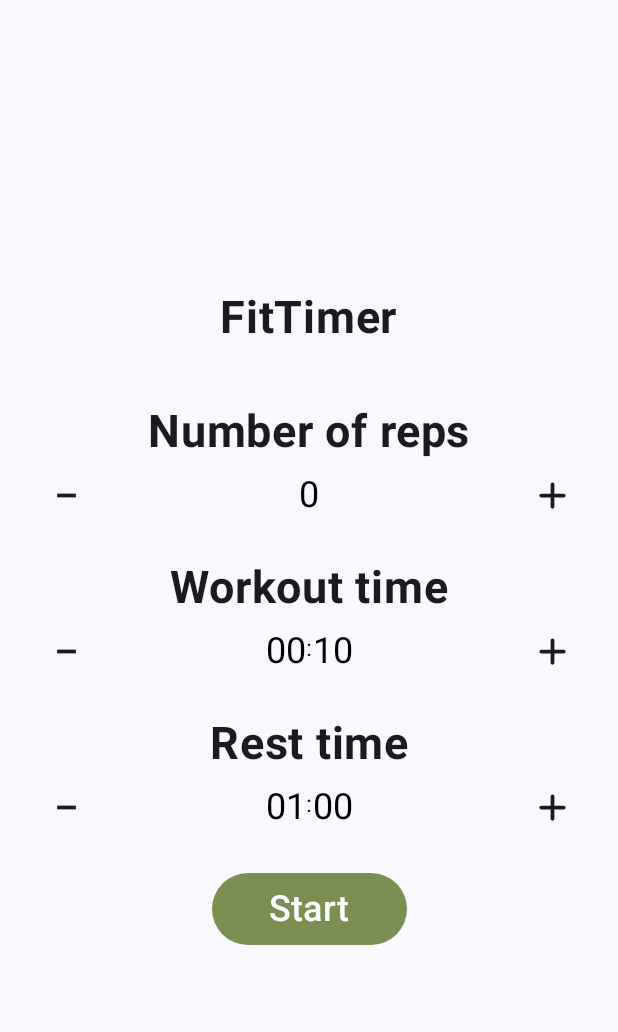
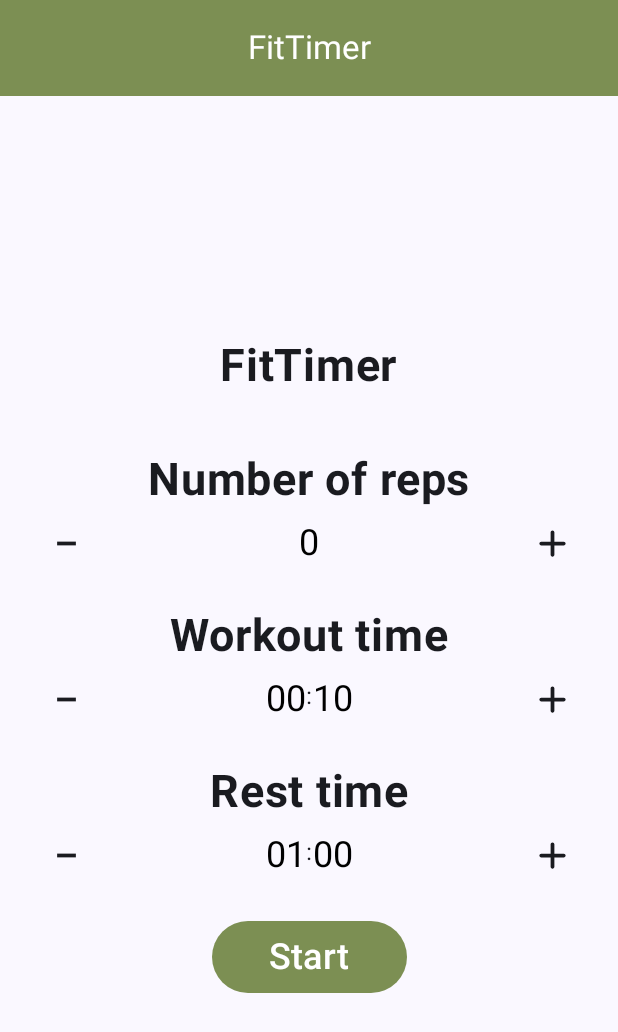
Before and after one commit to lhahut96/fittimer, an Android app built with Jetpack Compose: the screen it shows after launch (MainActivity), after a tap on "Start", on a phone screen of 412 x 824 dp. Shown: the top 1032 px of the screen. Run offline under Robolectric (Android 15) with nearby library versions, the phone set to English and light mode, and no system bars.

Commit message:
Create second screen, implement sound playinng when start

```diff
--- a/app/build.gradle.kts
+++ b/app/build.gradle.kts
@@ -60,6 +60,7 @@ dependencies {
     implementation(libs.androidx.ui.tooling.preview)
     implementation(libs.androidx.material3)
     implementation(libs.androidx.lifecycle.viewmodel.compose)
+    implementation(libs.androidx.navigation.compose)
     testImplementation(libs.junit)
     androidTestImplementation(libs.androidx.junit)
     androidTestImplementation(libs.androidx.espresso.core)
--- /dev/null
+++ b/app/src/main/java/com/example/kotlinproject/FitTimerScreen.kt
@@ -0,0 +1,129 @@
+package com.example.kotlinproject
+
+import android.media.MediaPlayer
+import androidx.annotation.StringRes
+import androidx.compose.animation.AnimatedContentTransitionScope
+import androidx.compose.animation.core.tween
+import androidx.compose.foundation.layout.fillMaxSize
+import androidx.compose.foundation.layout.padding
+import androidx.compose.material.icons.Icons
+import androidx.compose.material.icons.automirrored.filled.ArrowBack
+import androidx.compose.material3.CenterAlignedTopAppBar
+import androidx.compose.material3.ExperimentalMaterial3Api
+import androidx.compose.material3.Icon
+import androidx.compose.material3.IconButton
+import androidx.compose.material3.Scaffold
+import androidx.compose.material3.Text
+import androidx.compose.material3.TopAppBarDefaults
+import androidx.compose.runtime.Composable
+import androidx.compose.runtime.getValue
+import androidx.compose.runtime.rememberCoroutineScope
+import androidx.compose.ui.Modifier
+import androidx.compose.ui.graphics.Color
+import androidx.compose.ui.platform.LocalContext
+import androidx.compose.ui.res.colorResource
+import androidx.compose.ui.res.stringResource
+import androidx.lifecycle.viewmodel.compose.viewModel
+import androidx.navigation.NavHostController
+import androidx.navigation.compose.NavHost
+import androidx.navigation.compose.composable
+import androidx.navigation.compose.currentBackStackEntryAsState
+import androidx.navigation.compose.rememberNavController
+import com.example.kotlinproject.ui.FitTimerViewModel
+import com.example.kotlinproject.ui.ProgressingScreen
+import com.example.kotlinproject.ui.StartScreen
+import kotlinx.coroutines.delay
+import kotlinx.coroutines.launch
+
+enum class FitTimerScreen(@StringRes val screenName: Int) {
+    Start(R.string.fittimer), Progressing(R.string.workout)
+}
+
+@Composable
+@OptIn(ExperimentalMaterial3Api::class)
+fun FitTimerAppBar(
+    currentScreen: FitTimerScreen,
+    canNavigateBack: Boolean,
+    navigateUp: () -> Unit,
+) {
+    CenterAlignedTopAppBar(
+        title = { Text((stringResource(currentScreen.screenName))) },
+        colors = TopAppBarDefaults.mediumTopAppBarColors(
+            containerColor = colorResource(id = R.color.primary),
+            titleContentColor = Color.White,
+            navigationIconContentColor = Color.White
+        ),
+        navigationIcon = {
+            if (canNavigateBack) {
+                IconButton(onClick = navigateUp) {
+                    Icon(
+                        imageVector = Icons.AutoMirrored.Filled.ArrowBack,
+                        contentDescription = "Back Button"
+                    )
+                }
+            }
+        }
+    )
+}
+
+@Composable
+fun FitTimerApp(
+    viewModel: FitTimerViewModel = viewModel(),
+    navController: NavHostController = rememberNavController()
+) {
+    val scope = rememberCoroutineScope()
+    val backStackEntry by navController.currentBackStackEntryAsState()
+    val startMediaPlayer = MediaPlayer.create(LocalContext.current, R.raw.start)
+    val currentScreen =
+        FitTimerScreen.valueOf(backStackEntry?.destination?.route ?: FitTimerScreen.Start.name)
+    Scaffold(topBar = {
+        FitTimerAppBar(currentScreen,
+            canNavigateBack = navController.previousBackStackEntry != null,
+            navigateUp = { navController.navigateUp() })
+    }) { innerPadding ->
+        NavHost(
+            navController = navController,
+            enterTransition = {
+                slideIntoContainer(
+                    AnimatedContentTransitionScope.SlideDirection.Start, tween(300)
+                )
+            },
+            exitTransition = {
+                slideOutOfContainer(
+                    AnimatedContentTransitionScope.SlideDirection.Start, tween(300)
+                )
+            },
+            popEnterTransition = {
+                slideIntoContainer(
+                    AnimatedContentTransitionScope.SlideDirection.End, tween(300)
+                )
+            },
+            popExitTransition = {
+                slideOutOfContainer(
+                    AnimatedContentTransitionScope.SlideDirection.End, tween(300)
+                )
+            },
+            startDestination = FitTimerScreen.Start.name,
+            modifier = Modifier
+                .padding(innerPadding)
+                .fillMaxSize()
+        ) {
+            composable(FitTimerScreen.Start.name) {
+                StartScreen(viewModel,
+                    onStartButton =
+                    {
+                        scope.launch {
+                            startMediaPlayer.start()
+                            delay(4000L)
+                            navController.navigate(FitTimerScreen.Progressing.name)
+                        }
+                    })
+            }
+
+            composable(FitTimerScreen.Progressing.name) {
+                ProgressingScreen(viewModel)
+            }
+        }
+
+    }
+}
--- a/app/src/main/java/com/example/kotlinproject/MainActivity.kt
+++ b/app/src/main/java/com/example/kotlinproject/MainActivity.kt
@@ -1,48 +1,12 @@
 package com.example.kotlinproject
 
-import android.app.AlertDialog
-import android.app.Dialog
 import android.os.Bundle
-import android.widget.NumberPicker
 import androidx.activity.ComponentActivity
 import androidx.activity.compose.setContent
 import androidx.activity.enableEdgeToEdge
-import androidx.compose.material3.AlertDialog
-import androidx.compose.foundation.background
-import androidx.compose.foundation.layout.Arrangement
-import androidx.compose.foundation.layout.Column
-import androidx.compose.foundation.layout.Row
-import androidx.compose.foundation.layout.Spacer
 import androidx.compose.foundation.layout.fillMaxSize
-import androidx.compose.foundation.layout.fillMaxWidth
-import androidx.compose.foundation.layout.height
-import androidx.compose.foundation.layout.padding
-import androidx.compose.foundation.layout.width
-import androidx.compose.foundation.text.KeyboardActions
-import androidx.compose.foundation.text.KeyboardOptions
-import androidx.compose.material3.Button
-import androidx.compose.material3.LocalTextStyle
-import androidx.compose.material3.Scaffold
 import androidx.compose.material3.Surface
-import androidx.compose.material3.Text
-import androidx.compose.material3.TextField
-import androidx.compose.material3.TextFieldDefaults
-import androidx.compose.runtime.Composable
-import androidx.compose.runtime.getValue
-import androidx.compose.runtime.mutableStateOf
-import androidx.compose.runtime.remember
-import androidx.compose.runtime.setValue
-import androidx.compose.ui.Alignment
 import androidx.compose.ui.Modifier
-import androidx.compose.ui.graphics.Color
-import androidx.compose.ui.text.TextStyle
-import androidx.compose.ui.text.input.KeyboardType
-import androidx.compose.ui.text.style.TextAlign
-import androidx.compose.ui.tooling.preview.Preview
-import androidx.compose.ui.unit.dp
-import androidx.compose.ui.unit.sp
-import androidx.compose.ui.window.Dialog
-import com.example.kotlinproject.ui.FitTimerScreen
 import com.example.kotlinproject.ui.theme.KotLinProjectTheme
 
 class MainActivity : ComponentActivity() {
@@ -54,7 +18,7 @@ class MainActivity : ComponentActivity() {
                 Surface(
                     modifier = Modifier.fillMaxSize(),
                 ) {
-                    FitTimerScreen()
+                    FitTimerApp()
                 }
             }
         }
--- a/app/src/main/java/com/example/kotlinproject/ui/FitTimerUiState.kt
+++ b/app/src/main/java/com/example/kotlinproject/ui/FitTimerUiState.kt
@@ -3,7 +3,12 @@ package com.example.kotlinproject.ui
 import com.example.kotlinproject.data.FitTime
 
 data class FitTimerUiState(
-    val workoutTime: FitTime = FitTime(0,10),
-    val restTime: FitTime = FitTime(1,0),
-    val numberOfRounds: Int = 0
+    val workoutTime: FitTime = FitTime(0, 10),
+    val restTime: FitTime = FitTime(1, 0),
+    val numberOfRounds: Int = 0,
+    val currentRound: Int = 1,
+    val clockState: FitTimerClockState = FitTimerClockState.Stop,
+    val workState: FitTimerState = FitTimerState.Rest
 )
+enum class FitTimerState { Workout, Rest }
+enum class FitTimerClockState { Progressing, Stop, Pause }
--- a/app/src/main/java/com/example/kotlinproject/ui/FitTimerViewModel.kt
+++ b/app/src/main/java/com/example/kotlinproject/ui/FitTimerViewModel.kt
@@ -1,6 +1,5 @@
 package com.example.kotlinproject.ui
 
-import android.util.Log
 import androidx.lifecycle.ViewModel
 import kotlinx.coroutines.flow.MutableStateFlow
 import kotlinx.coroutines.flow.StateFlow
@@ -60,6 +59,14 @@ class FitTimerViewModel : ViewModel() {
         }
 
     }
+
+    val nextRound: () -> Unit = {
+        if (_uiState.value.currentRound < _uiState.value.numberOfRounds) {
+            _uiState.update { currentState ->
+                currentState.copy(currentRound = currentState.currentRound.inc())
+            }
+        }
+    }
 }
 
 enum class FitTimerType { REP, WORKOUT, REST }
--- /dev/null
+++ b/app/src/main/java/com/example/kotlinproject/ui/ProgressingScreen.kt
@@ -0,0 +1,25 @@
+package com.example.kotlinproject.ui
+
+import androidx.compose.foundation.layout.Arrangement
+import androidx.compose.foundation.layout.Column
+import androidx.compose.foundation.layout.fillMaxWidth
+import androidx.compose.material3.Text
+import androidx.compose.runtime.Composable
+import androidx.compose.runtime.collectAsState
+import androidx.compose.ui.Alignment
+import androidx.compose.ui.Modifier
+import androidx.lifecycle.viewmodel.compose.viewModel
+
+@Composable
+fun ProgressingScreen(fitTimerViewModel: FitTimerViewModel = viewModel()) {
+    Column(
+        verticalArrangement = Arrangement.Center,
+        horizontalAlignment = Alignment.CenterHorizontally,
+        modifier = Modifier
+            .fillMaxWidth()
+    ) {
+        val fitTimerState = fitTimerViewModel.uiState.collectAsState()
+        Text(text = "Round: ${fitTimerState.value.currentRound}/${fitTimerState.value.numberOfRounds}")
+        Text(text = fitTimerState.value.workState.name)
+    }
+}
--- a/app/src/main/java/com/example/kotlinproject/ui/FitTimerScreen.kt
+++ b/app/src/main/java/com/example/kotlinproject/ui/StartScreen.kt
@@ -38,10 +38,12 @@ import androidx.lifecycle.viewmodel.compose.viewModel
 import com.example.kotlinproject.R
 
 @Composable
-fun FitTimerScreen(fitTimerViewModel: FitTimerViewModel = viewModel()) {
+fun StartScreen(
+    fitTimerViewModel: FitTimerViewModel = viewModel(), onStartButton: () -> Unit = {}
+) {
+
     val fitTimerState = fitTimerViewModel.uiState.collectAsState()
     val state = rememberScrollState()
-
     Column(
         verticalArrangement = Arrangement.Center,
         horizontalAlignment = Alignment.CenterHorizontally,
@@ -83,14 +85,12 @@ fun FitTimerScreen(fitTimerViewModel: FitTimerViewModel = viewModel()) {
         }
         Spacer(modifier = Modifier.height(20.dp))
         Button(
-            onClick = {},
-            colors = ButtonColors(
+            onClick = onStartButton, colors = ButtonColors(
                 colorResource(id = R.color.primary),
                 colorResource(id = R.color.white),
                 colorResource(id = R.color.primary),
                 colorResource(id = R.color.primary),
-            ),
-            modifier = Modifier
+            ), modifier = Modifier
                 .width(130.dp)
                 .height(48.dp)
         ) {
@@ -108,6 +108,7 @@ fun FitTimerComponent(
     decreaseHandler: () -> Unit,
     onStringChange: (String) -> Unit,
 ) {
+
     Column(
         verticalArrangement = Arrangement.Center,
         horizontalAlignment = Alignment.CenterHorizontally,
@@ -140,7 +141,7 @@ fun FitTimerComponent(
                         .padding(0.dp),
                     singleLine = true
                 )
-                if (!secondValue.isBlank()) {
+                if (secondValue.isNotBlank()) {
                     Text(text = ":")
                     BasicTextField(
                         value = secondValue,
--- a/app/src/main/res/values/strings.xml
+++ b/app/src/main/res/values/strings.xml
@@ -3,5 +3,7 @@
     <string name="rep_string">Number of reps</string>
     <string name="workout_string">Workout time</string>
     <string name="rest_string">Rest time</string>
+    <string name="fittimer">FitTimer</string>
+    <string name="workout">Workout</string>
 
 </resources>
--- a/gradle/libs.versions.toml
+++ b/gradle/libs.versions.toml
@@ -9,6 +9,7 @@ lifecycleRuntimeKtx = "2.8.1"
 activityCompose = "1.9.0"
 composeBom = "2024.05.00"
 lifecycleViewmodelCompose = "2.8.2"
+navigationCompose = "2.7.7"
 
 [libraries]
 androidx-core-ktx = { group = "androidx.core", name = "core-ktx", version.ref = "coreKtx" }
@@ -26,6 +27,7 @@ androidx-ui-tooling-preview = { group = "androidx.compose.ui", name = "ui-toolin
 androidx-ui-test-manifest = { group = "androidx.compose.ui", name = "ui-test-manifest" }
 androidx-ui-test-junit4 = { group = "androidx.compose.ui", name = "ui-test-junit4" }
 androidx-material3 = { group = "androidx.compose.material3", name = "material3" }
+androidx-navigation-compose = { group = "androidx.navigation", name = "navigation-compose", version.ref = "navigationCompose" }
 
 [plugins]
 android-application = { id = "com.android.application", version.ref = "agp" }
```
Also changed, not shown: 1 other file.
